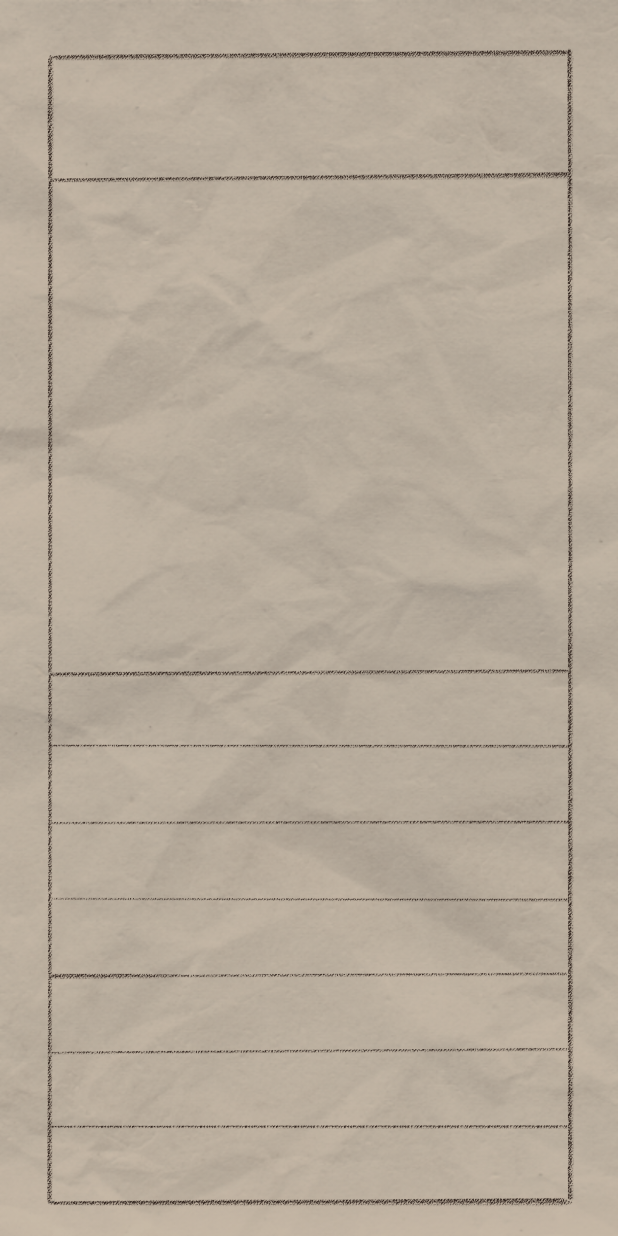
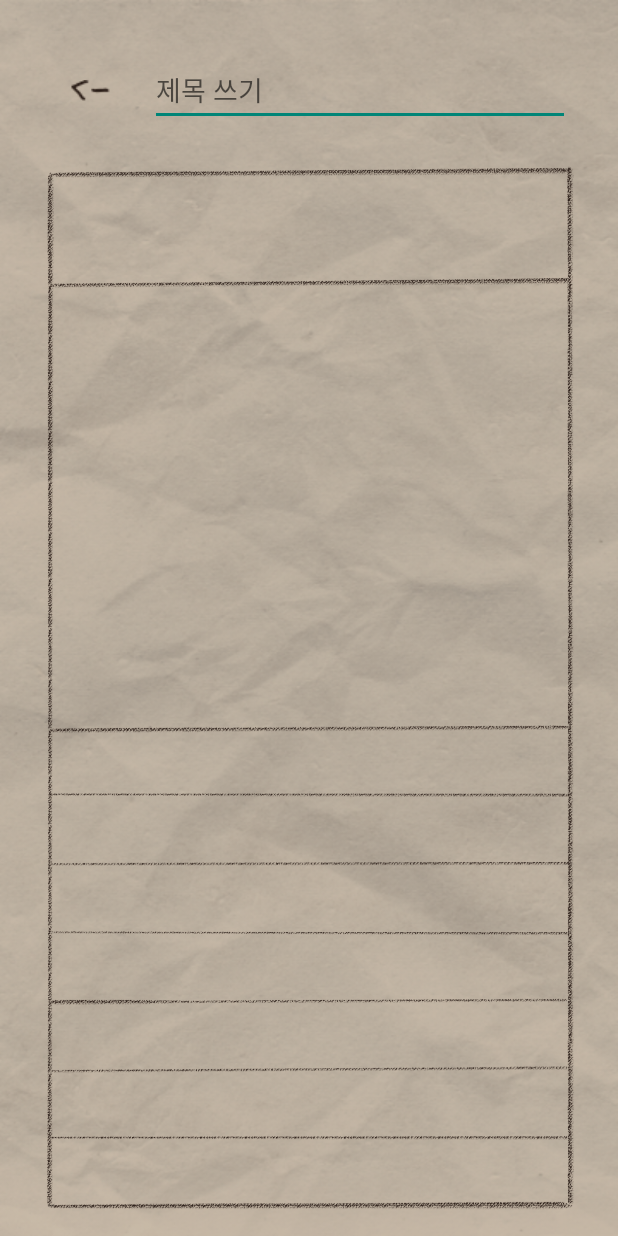
Before and after one commit to UzzerDiyonce/once, an Android app: the DiaryActivity screen opened directly, with no data from a screen before it, on a phone screen of 412 x 824 dp. Run offline under Robolectric (Android 15) with nearby library versions, the phone set to English and light mode, and no system bars.

Commit message:
upper bar
modify upper bar

```diff
--- a/app/src/main/res/layout/activity_diary.xml
+++ b/app/src/main/res/layout/activity_diary.xml
@@ -1,5 +1,6 @@
 <?xml version="1.0" encoding="utf-8"?>
 <LinearLayout xmlns:android="http://schemas.android.com/apk/res/android"
+    xmlns:app="http://schemas.android.com/apk/res-auto"
     xmlns:tools="http://schemas.android.com/tools"
     android:layout_width="match_parent"
     android:layout_height="match_parent"
@@ -11,6 +12,41 @@
     android:background="@drawable/loadback"
     tools:context=".DiaryActivity">
 
+    <androidx.constraintlayout.widget.ConstraintLayout
+        android:layout_width="match_parent"
+        android:layout_height="80dp">
+
+        <ImageButton
+            android:id="@+id/leftArrowBtn"
+            android:layout_width="wrap_content"
+            android:layout_height="48dp"
+            android:layout_gravity="center_vertical"
+            android:layout_marginStart="16dp"
+            android:layout_weight="1"
+            android:background="#00000000"
+            android:minWidth="48dp"
+            android:minHeight="48dp"
+            app:layout_constraintBottom_toBottomOf="parent"
+            app:layout_constraintStart_toStartOf="parent"
+            app:layout_constraintTop_toTopOf="parent"
+            app:srcCompat="@drawable/leftarrow_icon"
+            tools:ignore="SpeakableTextPresentCheck" />
+
+        <EditText
+            android:id="@+id/edtTitle"
+            android:layout_width="280dp"
+            android:layout_height="wrap_content"
+            android:hint="제목 쓰기"
+            android:minWidth="48dp"
+            android:minHeight="48dp"
+            app:layout_constraintBottom_toBottomOf="parent"
+            app:layout_constraintStart_toEndOf="@+id/leftArrowBtn"
+            android:layout_marginRight="16dp"
+            android:layout_marginStart="16dp"
+            app:layout_constraintTop_toTopOf="parent" />
+
+    </androidx.constraintlayout.widget.ConstraintLayout>
+
     <ImageView
         android:layout_width="match_parent"
         android:layout_height="match_parent"
@@ -18,81 +54,4 @@
 
     </ImageView>
 
-    <!--제목 작성 기능-->
-    <LinearLayout
-        android:layout_width="match_parent"
-        android:layout_height="wrap_content"
-        android:orientation="vertical"
-        android:textAppearance="@style/TextStyle" >
-        <!--설명-->
-        <TextView
-            android:layout_width="60sp"
-            android:layout_height="wrap_content"
-            android:text="제목" />
-        <!--작성란-->
-        <EditText
-            android:id="@+id/edtTitle"
-            android:layout_width="match_parent"
-            android:layout_height="wrap_content"
-            android:hint="제목 쓰기" />
-    </LinearLayout>
-
-    <!--이미지 삽입 기능-->
-    <LinearLayout
-        android:layout_width="match_parent"
-        android:layout_height="wrap_content"
-        android:layout_marginTop="20dp"
-        android:orientation="vertical"
-        android:textAppearance="@style/TextStyle">
-        <!--설명-->
-        <TextView
-            android:layout_width="75sp"
-            android:layout_height="wrap_content"
-            android:text="그림 삽입" />
-
-        <LinearLayout
-            android:layout_width="match_parent"
-            android:layout_height="wrap_content"
-            android:layout_gravity="center">
-            <!--이미지 삽입-->
-            <Button
-                android:id="@+id/drawing"
-                android:layout_width="wrap_content"
-                android:layout_height="wrap_content"
-                android:layout_gravity="center"
-                android:onClick="onClick"
-                android:text="삽입하기" />
-            <!--삽입한 이미지 보여주기-->
-            <ImageView
-                android:id="@+id/pic"
-                android:layout_width="100dp"
-                android:layout_height="100dp"
-                android:layout_gravity="center"
-                android:layout_marginStart="170dp"
-                android:adjustViewBounds="true"
-                android:maxWidth="100dp"
-                android:maxHeight="100dp" />
-        </LinearLayout>
-    </LinearLayout>
-
-    <!--내용 작성란-->
-    <LinearLayout
-        android:layout_width="match_parent"
-        android:layout_height="wrap_content"
-        android:layout_marginTop="20dp"
-        android:orientation="vertical"
-        android:textAppearance="@style/TextStyle">
-        <!--설명-->
-        <TextView
-            android:layout_width="60sp"
-            android:layout_height="wrap_content"
-            android:text="내용" />
-        <!--작성란-->
-        <EditText
-            android:layout_width="match_parent"
-            android:layout_height="wrap_content" >
-
-        </EditText>
-    </LinearLayout>
-
 </LinearLayout>
```
